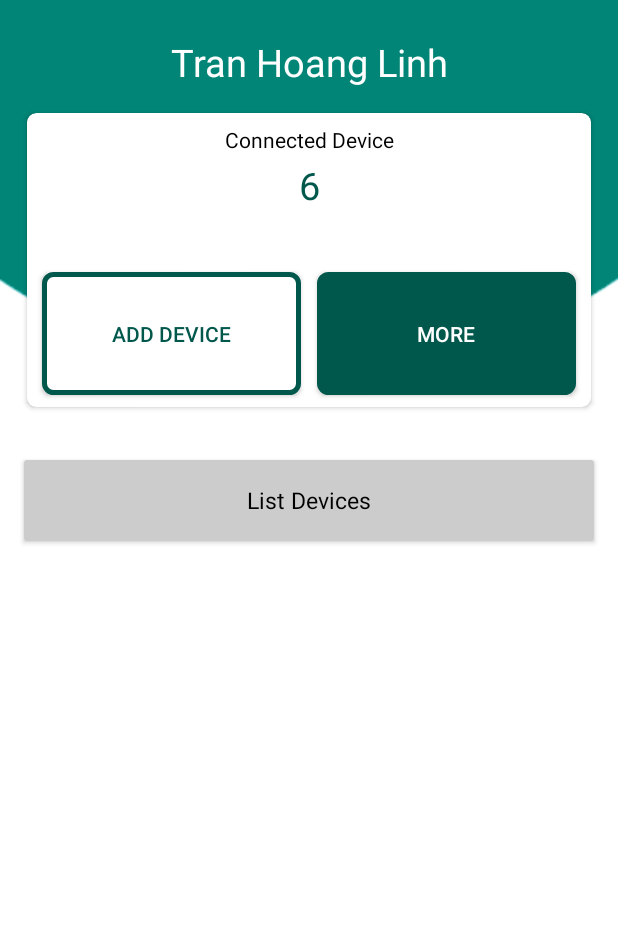
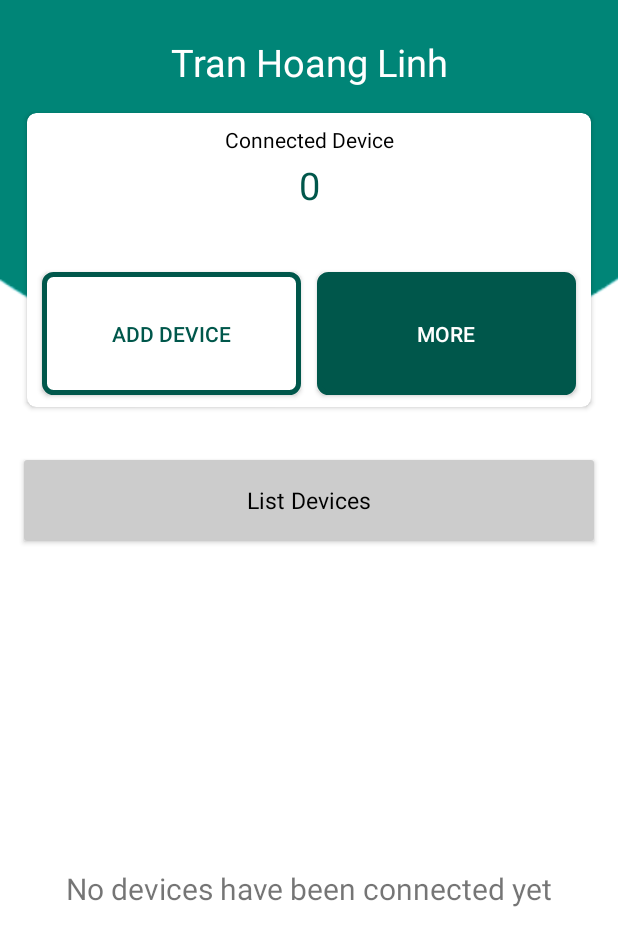
Before and after one commit to nghevabe/SmartApp4.0, an Android app: the fragment TabDeviceController shown on its own in the app's theme, on a phone screen of 412 x 824 dp. Shown: the top 946 px of the screen. Run offline under Robolectric (Android 15) with nearby library versions, the phone set to English and light mode, and no system bars.

Commit message:
3/16/2020

```diff
--- a/SmartApp2/app/src/main/java/com/example/smartapp/TabDeviceController.java
+++ b/SmartApp2/app/src/main/java/com/example/smartapp/TabDeviceController.java
@@ -7,6 +7,7 @@ import android.view.LayoutInflater;
 import android.view.View;
 import android.view.ViewGroup;
 import android.widget.Button;
+import android.widget.TextView;
 
 import androidx.fragment.app.Fragment;
 import androidx.recyclerview.widget.GridLayoutManager;
@@ -23,6 +24,9 @@ public class TabDeviceController extends Fragment {
 
     RecyclerView recyclerView;
 
+    TextView txtNumber,txtRecycleview;
+
+
     public static ArrayList<ElectricDevice> lstDeviceElectric = new ArrayList<>();
 
     @Override
@@ -33,29 +37,9 @@ public class TabDeviceController extends Fragment {
 
         buttonAdd = view.findViewById(R.id.btnAdd);
 
-        //ArrayList<ElectricDevice> lstDevice = new ArrayList<>();
+        txtNumber = view.findViewById(R.id.textNumber);
+        txtRecycleview = view.findViewById(R.id.textRecycleview);
 
-/*
-        ElectricDevice device1 = new ElectricDevice("5","LED sáng đục","device_light","none");
-        ElectricDevice device2 = new ElectricDevice("5","Đèn bàn học","device_light","none");
-        ElectricDevice device3 = new ElectricDevice("5","LED siêu sáng","device_light","none");
-        ElectricDevice device4 = new ElectricDevice("5","Đèn đọc sách","device_light","none");
-
-        ElectricDevice device5 = new ElectricDevice("5","LED 1","device_light","none");
-        ElectricDevice device6 = new ElectricDevice("5","LED 2","device_light","none");
-        ElectricDevice device7 = new ElectricDevice("5","LED 3","device_light","none");
-        //ElectricDevice device4 = new ElectricDevice("4","Đèn sân","light","none");
-
-        lstDevice.add(device1);
-        lstDevice.add(device2);
-        lstDevice.add(device3);
-        lstDevice.add(device4);
-        lstDevice.add(device5);
-        lstDevice.add(device6);
-        lstDevice.add(device7);
-        //lstDevice.add(device4);
-
-        */
 
         recyclerView = view.findViewById(R.id.rv);
         int numberOfColumns = 2;
@@ -67,12 +51,15 @@ public class TabDeviceController extends Fragment {
 
         recyclerView.setAdapter(adapter);
 
+        txtNumber.setText(""+lstDeviceElectric.size());
 
+        if(lstDeviceElectric.size() == 0){
+            txtRecycleview.setVisibility(View.VISIBLE);
+        } else {
+            txtRecycleview.setVisibility(View.INVISIBLE);
+        }
 
         //startMqtt();
-
-
-
 
         buttonAdd.setOnClickListener(new View.OnClickListener() {
             @Override
@@ -107,6 +94,14 @@ public class TabDeviceController extends Fragment {
     public void onResume() {
         super.onResume();
 
+        txtNumber.setText(""+lstDeviceElectric.size());
+
+        if(lstDeviceElectric.size() == 0){
+            txtRecycleview.setVisibility(View.VISIBLE);
+        } else {
+            txtRecycleview.setVisibility(View.INVISIBLE);
+        }
+
         adapter = new MyRecyclerViewAdapter(getActivity().getApplicationContext(), lstDeviceElectric);
 
         recyclerView.setAdapter(adapter);
--- a/SmartApp2/app/src/main/res/layout/send_dialog.xml
+++ b/SmartApp2/app/src/main/res/layout/send_dialog.xml
@@ -12,14 +12,16 @@
     <androidx.cardview.widget.CardView
         android:layout_width="0dp"
         android:layout_height="wrap_content"
-        app:cardCornerRadius="6dp"
+        app:cardCornerRadius="5dp"
         app:layout_constraintEnd_toEndOf="parent"
         app:layout_constraintStart_toStartOf="parent"
         app:layout_constraintTop_toTopOf="parent">
 
         <androidx.constraintlayout.widget.ConstraintLayout
             android:layout_width="match_parent"
-            android:layout_height="match_parent">
+            android:layout_height="match_parent"
+
+            >
 
             <EditText
                 android:id="@+id/edId"
--- a/SmartApp2/app/src/main/res/layout/tab_device_controller.xml
+++ b/SmartApp2/app/src/main/res/layout/tab_device_controller.xml
@@ -82,14 +82,14 @@
                 app:layout_constraintTop_toTopOf="@+id/guideline17" />
 
             <TextView
-                android:id="@+id/textView7"
+                android:id="@+id/textNumber"
                 android:layout_width="0dp"
                 android:layout_height="wrap_content"
                 android:layout_marginStart="20dp"
                 android:layout_marginTop="3dp"
                 android:layout_marginEnd="20dp"
                 android:gravity="center"
-                android:text="6"
+                android:text="0"
                 android:textColor="@color/colorPrimaryDark"
                 android:textSize="25dp"
                 app:layout_constraintEnd_toEndOf="parent"
@@ -234,4 +234,20 @@
         app:layout_constraintStart_toStartOf="parent"
         app:layout_constraintTop_toTopOf="parent" />
 
+    <TextView
+        android:id="@+id/textRecycleview"
+        android:layout_width="0dp"
+        android:layout_height="0dp"
+        android:layout_marginStart="8dp"
+        android:layout_marginTop="8dp"
+        android:layout_marginEnd="8dp"
+        android:layout_marginBottom="8dp"
+        android:text="No devices have been connected yet"
+        android:textSize="20dp"
+        android:gravity="center"
+        app:layout_constraintBottom_toBottomOf="parent"
+        app:layout_constraintEnd_toEndOf="parent"
+        app:layout_constraintStart_toStartOf="parent"
+        app:layout_constraintTop_toBottomOf="@+id/cardView2" />
+
 </androidx.constraintlayout.widget.ConstraintLayout>
```
Also changed, not shown: SmartApp2/app/src/main/java/com/example/smartapp/ScanDevice.java (+79 -19 lines), SmartApp2/app/src/main/res/layout/house_scenario.xml (+0 -12 lines).
